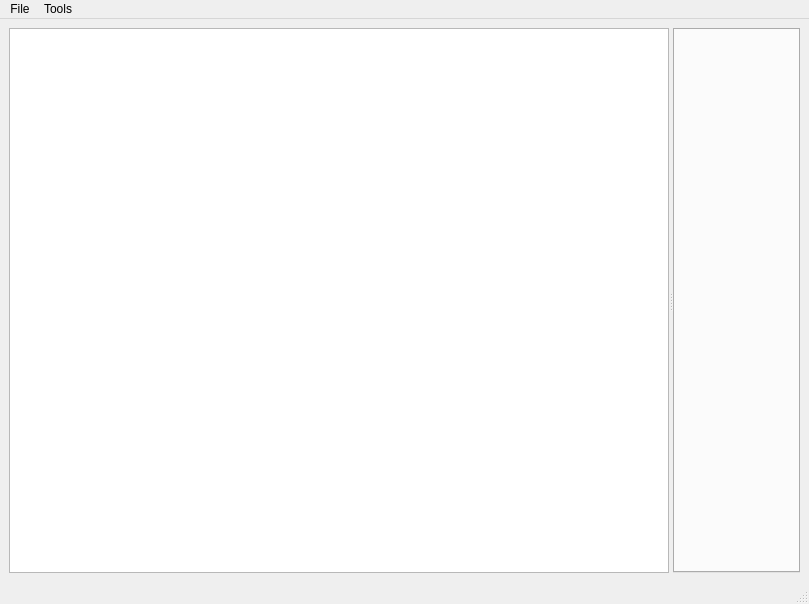
The window that source/db_sqlite_viewer/sqlviewer.ui (freestockso/s4) describes before a commit, drawn with Qt 5.
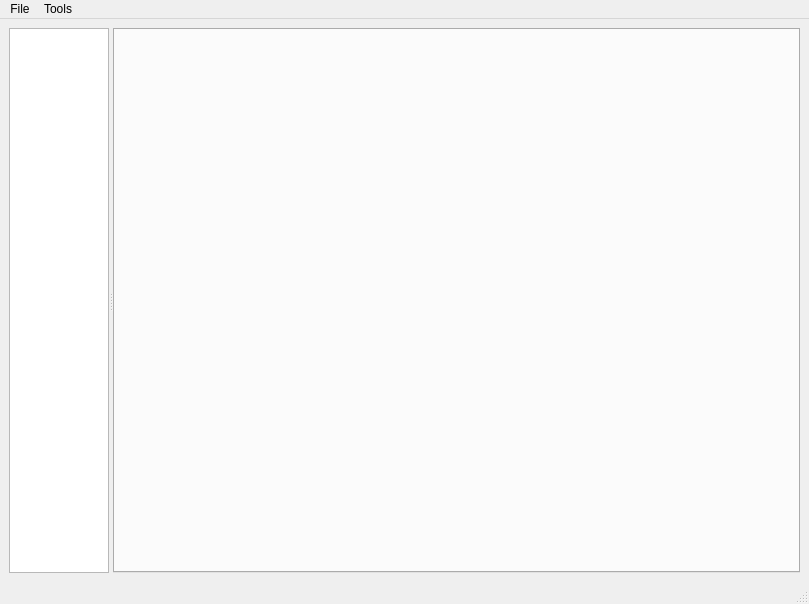
The same window after the commit.

The edit to the form file:
```diff
--- a/source/db_sqlite_viewer/sqlviewer.ui
+++ b/source/db_sqlite_viewer/sqlviewer.ui
@@ -47,9 +47,9 @@
        </property>
        <widget class="QTreeView" name="dbTree">
         <property name="sizePolicy">
-         <sizepolicy hsizetype="Minimum" vsizetype="Expanding">
-          <horstretch>1</horstretch>
-          <verstretch>0</verstretch>
+         <sizepolicy hsizetype="MinimumExpanding" vsizetype="Expanding">
+          <horstretch>0</horstretch>
+          <verstretch>3</verstretch>
          </sizepolicy>
         </property>
         <property name="minimumSize">
@@ -70,8 +70,8 @@
        </widget>
        <widget class="QTabWidget" name="tabWidget">
         <property name="sizePolicy">
-         <sizepolicy hsizetype="Maximum" vsizetype="Expanding">
-          <horstretch>3</horstretch>
+         <sizepolicy hsizetype="MinimumExpanding" vsizetype="Expanding">
+          <horstretch>1</horstretch>
           <verstretch>0</verstretch>
          </sizepolicy>
         </property>
```
Left out of the diff: 3 changed lines with no effect on the pictures.
